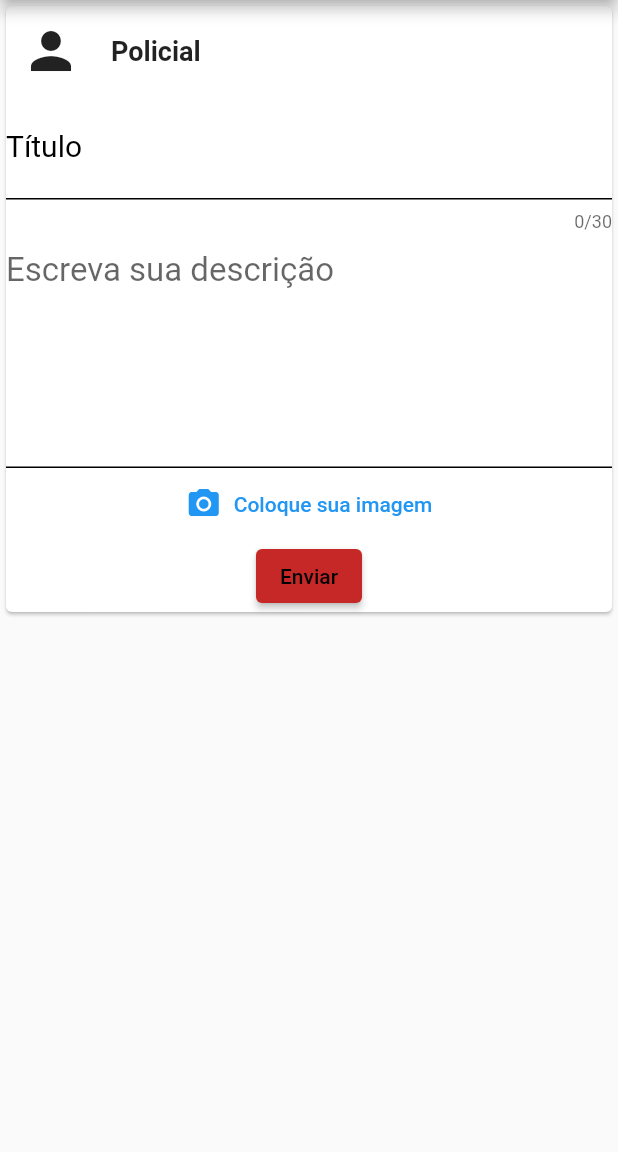
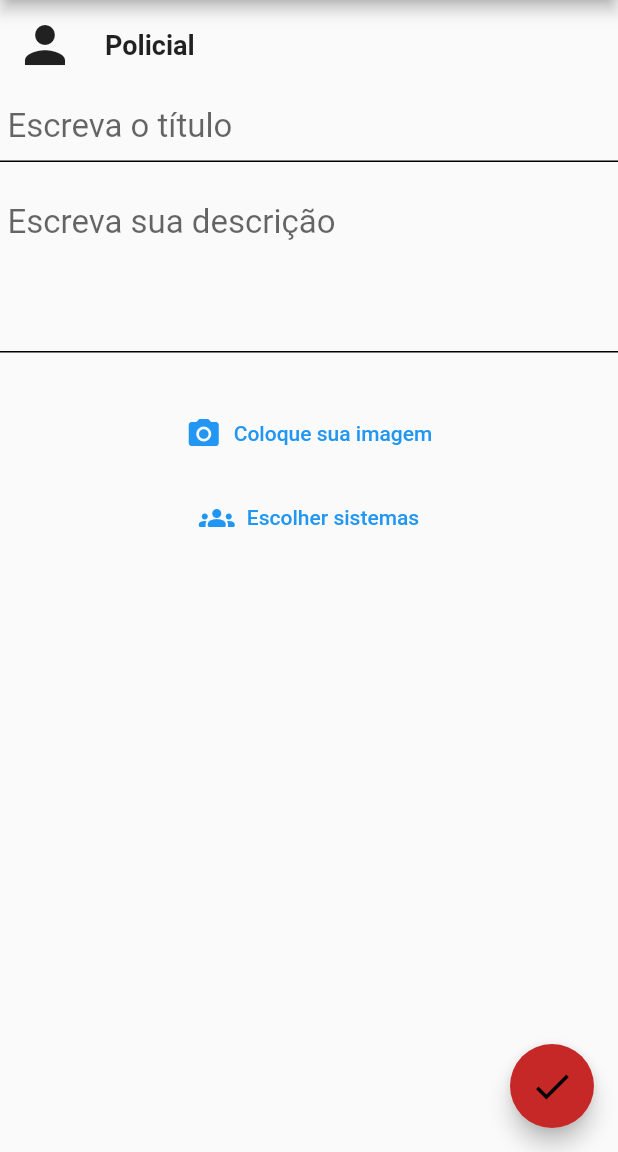
Before and after one commit to Yago77/FEED-FRONT, a Flutter app: the screen it shows after launch, after a tap on the "add" icon, on a phone screen of 412 x 824 dp, the part 84-1236 px from its top. Run offline on Flutter 3.47's test engine with Material 2 defaults, Android fonts, the phone set to English and light mode, and no system bars; our stand-ins replace fluttertoast, image_picker.

Commit message:
mudanças

```diff
--- a/pmpb/lib/comentário.dart
+++ b/pmpb/lib/comentário.dart
@@ -12,7 +12,7 @@ class Coments extends StatefulWidget {
 
 class _ComentsState extends State<Coments> {
   int currentIndex = 0;
-  bool _visible = true;
+  bool _visible = false;
 
   @override
   Widget build(BuildContext context) {
--- a/pmpb/lib/dados.dart
+++ b/pmpb/lib/dados.dart
@@ -1,11 +1,9 @@
 import 'dart:io';
 
 class Dados {
-
   String titulo;
   String descricao;
   File imagem;
 
-
   Dados(this.titulo, this.descricao, this.imagem);
 }
--- a/pmpb/lib/nova_publi.dart
+++ b/pmpb/lib/nova_publi.dart
@@ -1,10 +1,7 @@
 import 'dart:io';
-
 import 'package:flutter/material.dart';
 import 'package:flutter/services.dart';
-import 'package:flutter_application_1/pageini.dart';
 import 'package:image_picker/image_picker.dart';
-
 import 'dados.dart';
 
 class novaPubli extends StatefulWidget {
@@ -20,15 +17,11 @@ class _novaPubliState extends State<novaPubli> {
   get source => null;
 
   Future pickImage(ImageSource source) async {
-    try {
     final image = await ImagePicker().pickImage(source: source);
     if (image == null) return;
 
     final imageTemporaria = File(image.path);
     setState(() => this.image = imageTemporaria);
-    } on PlatformException catch (e) {
-      print('Failed: $e');
-    }
   }
 
   TextEditingController edtTitulo = TextEditingController();
@@ -46,13 +39,13 @@ class _novaPubliState extends State<novaPubli> {
       home: Scaffold(
         appBar: buildAppBar(),
         body: buildBody(context),
+        floatingActionButton: buildFloatingActionButton(),
       ),
     );
   }
 
   buildBody(BuildContext context) {
     return SingleChildScrollView(
-      child: Card(
       child: Column(
         children: [
           Container(
@@ -67,21 +60,19 @@ class _novaPubliState extends State<novaPubli> {
                   margin: EdgeInsets.only(left: 20),
                   child: Text(
                     "Policial",
-                      style:
-                          TextStyle(fontWeight: FontWeight.bold, fontSize: 18),
+                    style: TextStyle(fontWeight: FontWeight.bold, fontSize: 18),
                   ),
                 )
               ],
             ),
           ),
           TextField(
-              maxLength: 30,
             decoration: InputDecoration(
+              contentPadding: EdgeInsets.all(5),
+              helperText: "",
               border: UnderlineInputBorder(),
               hintText: "Escreva o título",
               hintStyle: TextStyle(fontSize: 22),
-                labelText: "Título",
-                labelStyle: TextStyle(color: Colors.black, fontSize: 20),
               enabledBorder: UnderlineInputBorder(
                   borderSide: BorderSide(color: Colors.black)),
               focusedBorder: UnderlineInputBorder(
@@ -90,8 +81,11 @@ class _novaPubliState extends State<novaPubli> {
             controller: edtTitulo,
           ),
           TextFormField(
-              maxLines: 7,
+            maxLines: 5,
+            keyboardType: TextInputType.emailAddress,
             decoration: InputDecoration(
+                contentPadding: EdgeInsets.all(5),
+                helperText: "",
                 border: UnderlineInputBorder(),
                 hintText: "Escreva sua descrição",
                 hintStyle: TextStyle(fontSize: 22),
@@ -103,23 +97,40 @@ class _novaPubliState extends State<novaPubli> {
             controller: edtDescricao,
           ),
           Container(
+            margin: EdgeInsets.all(8),
             child: image != null
-                  ? Image.file(image!)
+                ? Image.file(image!, height: 400, width: 450)
                 : TextButton.icon(
-                      onPressed: () => pickImage(ImageSource.gallery),
+                    onPressed: () {
+                      showDialog(
+                          context: context,
+                          builder: (context) => Container(
+                                child: SimpleDialog(
+                                  children: [
+                                    TextButton(
+                                        onPressed: () {
+                                          pickImage(ImageSource.gallery);
+                                          Navigator.pop(context);
+                                        },
+                                        child: Text("Galeria")),
+                                    TextButton(
+                                        onPressed: () {
+                                          pickImage(ImageSource.camera);
+                                          Navigator.pop(context);
+                                        },
+                                        child: Text("Câmera")),
+                                  ],
+                                ),
+                              ));
+                    },
                     icon: Icon(Icons.photo_camera),
                     label: Text("Coloque sua imagem")),
           ),
-            ElevatedButton(
-                style: ElevatedButton.styleFrom(
-                    primary: Colors.red.shade800, onPrimary: Colors.black),
-                onPressed: () {
-                  Navigator.pop(context,
-                      Dados(edtTitulo.text, edtDescricao.text, image!));
-                },
-                child: Text("Enviar"))
+          TextButton.icon(
+              onPressed: () {},
+              icon: Icon(Icons.groups_rounded),
+              label: Text("Escolher sistemas"))
         ],
-        ),
       ),
     );
   }
@@ -148,4 +159,14 @@ class _novaPubliState extends State<novaPubli> {
           ],
         ));
   }
+
+  buildFloatingActionButton() {
+    return FloatingActionButton(
+        backgroundColor: Colors.red.shade800,
+        child: Icon(Icons.check, color: Colors.black, size: 30),
+        onPressed: () {
+          Navigator.pop(context,
+              Dados(edtTitulo.text, edtDescricao.text, image!));
+        });
   }
+}
--- a/pmpb/lib/publi.dart
+++ b/pmpb/lib/publi.dart
@@ -4,14 +4,14 @@ import 'package:flutter_application_1/nova_publi.dart';
 import 'package:flutter_application_1/pageini.dart';
 import 'package:flutter_application_1/salvos.dart';
 
-class publi extends StatefulWidget {
-  const publi({Key? key}) : super(key: key);
+class Publi extends StatefulWidget {
+  const Publi({Key? key}) : super(key: key);
 
   @override
-  State<publi> createState() => _publi();
+  State<Publi> createState() => _Publi();
 }
 
-class _publi extends State<publi> {
+class _Publi extends State<Publi> {
   int currentIndex = 0;
 
   @override
```
Also changed, not shown: pmpb/lib/pageini.dart (+64 -13 lines). Lines whose indentation alone changed are shown as unchanged.
